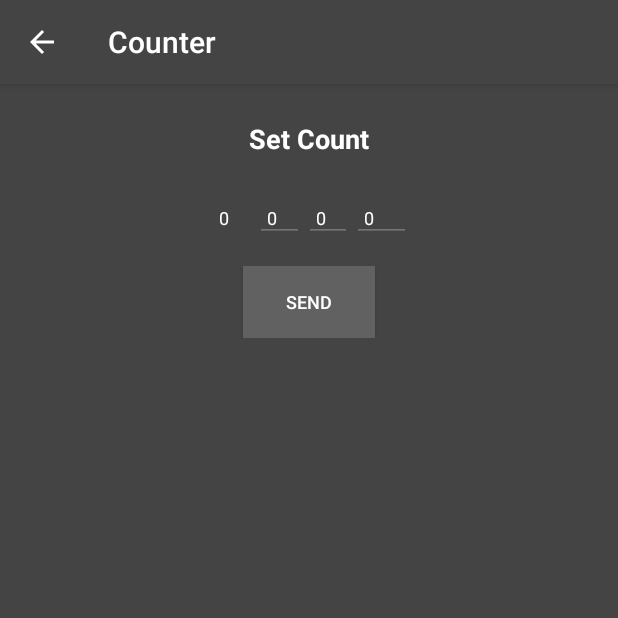
After one commit to EinfachRuwen/Counter, an Android app: the SetnumberActivity screen opened directly, with no data from a screen before it, on a phone screen of 412 x 824 dp, the top half of it. The commit adds this screen. Run offline under Robolectric (Android 15) with nearby library versions, the phone set to English and light mode, and no system bars.

Commit message:
Counter - Update - Set Number

```diff
--- a/src/app/src/main/AndroidManifest.xml
+++ b/src/app/src/main/AndroidManifest.xml
@@ -25,6 +25,12 @@
 			android:hardwareAccelerated="true"
 			android:supportsPictureInPicture="true"
 			android:screenOrientation="portrait"/>
+		<activity
+			android:name=".SetnumberActivity"
+			android:configChanges="orientation|screenSize|keyboardHidden|smallestScreenSize|screenLayout"
+			android:hardwareAccelerated="true"
+			android:supportsPictureInPicture="true"
+			android:screenOrientation="portrait"/>
 		<uses-library
 			android:name="org.apache.http.legacy"
 			android:required="false"/>
--- /dev/null
+++ b/src/app/src/main/java/dev/byzero/counter/SetnumberActivity.java
@@ -0,0 +1,203 @@
+package dev.byzero.counter;
+
+import androidx.appcompat.app.AppCompatActivity;
+import androidx.annotation.*;
+import androidx.appcompat.widget.Toolbar;
+import android.app.*;
+import android.os.*;
+import android.view.*;
+import android.view.View.*;
+import android.widget.*;
+import android.content.*;
+import android.graphics.*;
+import android.media.*;
+import android.net.*;
+import android.text.*;
+import android.util.*;
+import android.webkit.*;
+import android.animation.*;
+import android.view.animation.*;
+import java.util.*;
+import java.text.*;
+import android.app.Activity;
+import android.content.SharedPreferences;
+import android.content.Intent;
+import android.net.Uri;
+import java.util.Timer;
+import java.util.TimerTask;
+import android.view.View;
+
+public class SetnumberActivity extends AppCompatActivity {
+
+	private Timer _timer = new Timer();
+
+	private Toolbar _toolbar;
+
+	private LinearLayout linear15;
+	private LinearLayout linear16;
+	private LinearLayout linear19;
+	private LinearLayout linear20;
+	private TextView textview7;
+	private EditText t;
+	private EditText edittext1;
+	private EditText edittext2;
+	private EditText edittext3;
+	private Button button1;
+
+	private SharedPreferences settings;
+	private Intent i = new Intent();
+	private TimerTask time;
+	@Override
+	protected void onCreate(Bundle _savedInstanceState) {
+		super.onCreate(_savedInstanceState);
+		setContentView(R.layout.setnumber);
+		initialize(_savedInstanceState);
+		initializeLogic();
+	}
+
+	private void initialize(Bundle _savedInstanceState) {
+
+		_toolbar = (Toolbar) findViewById(R.id._toolbar);
+		setSupportActionBar(_toolbar);
+		getSupportActionBar().setDisplayHomeAsUpEnabled(true);
+		getSupportActionBar().setHomeButtonEnabled(true);
+		_toolbar.setNavigationOnClickListener(new View.OnClickListener() {
+			@Override
+			public void onClick(View _v) {
+				onBackPressed();
+			}
+		});
+		linear15 = (LinearLayout) findViewById(R.id.linear15);
+		linear16 = (LinearLayout) findViewById(R.id.linear16);
+		linear19 = (LinearLayout) findViewById(R.id.linear19);
+		linear20 = (LinearLayout) findViewById(R.id.linear20);
+		textview7 = (TextView) findViewById(R.id.textview7);
+		t = (EditText) findViewById(R.id.t);
+		edittext1 = (EditText) findViewById(R.id.edittext1);
+		edittext2 = (EditText) findViewById(R.id.edittext2);
+		edittext3 = (EditText) findViewById(R.id.edittext3);
+		button1 = (Button) findViewById(R.id.button1);
+		settings = getSharedPreferences("settings", Activity.MODE_PRIVATE);
+
+		button1.setOnClickListener(new View.OnClickListener() {
+			@Override
+			public void onClick(View _view) {
+				_zustandspeichern();
+				i.setClass(getApplicationContext(), MainActivity.class);
+				startActivity(i);
+			}
+		});
+	}
+	private void initializeLogic() {
+		t.setText(settings.getString("state_thousand", ""));
+		time = new TimerTask() {
+			@Override
+			public void run() {
+				runOnUiThread(new Runnable() {
+					@Override
+					public void run() {
+						edittext1.setText(settings.getString("state_hundred", ""));
+						time = new TimerTask() {
+							@Override
+							public void run() {
+								runOnUiThread(new Runnable() {
+									@Override
+									public void run() {
+										edittext2.setText(settings.getString("state_ten", ""));
+										time = new TimerTask() {
+											@Override
+											public void run() {
+												runOnUiThread(new Runnable() {
+													@Override
+													public void run() {
+														edittext3.setText(settings.getString("state_one", ""));
+													}
+												});
+											}
+										};
+										_timer.schedule(time, (int)(100));
+									}
+								});
+							}
+						};
+						_timer.schedule(time, (int)(100));
+					}
+				});
+			}
+		};
+		_timer.schedule(time, (int)(100));
+		SketchwareUtil.showMessage(getApplicationContext(), "Loaded the state from the local storage");
+	}
+
+	@Override
+	protected void onActivityResult(int _requestCode, int _resultCode, Intent _data) {
+
+		super.onActivityResult(_requestCode, _resultCode, _data);
+
+		switch (_requestCode) {
+
+			default:
+			break;
+		}
+	}
+
+	private void _zustandspeichern () {
+		settings.edit().putString("state_one", edittext3.getText().toString()).commit();
+		settings.edit().putString("state_ten", edittext2.getText().toString()).commit();
+		settings.edit().putString("state_hundred", edittext1.getText().toString()).commit();
+		settings.edit().putString("state_thousand", t.getText().toString()).commit();
+	}
+
+
+	@Deprecated
+	public void showMessage(String _s) {
+		Toast.makeText(getApplicationContext(), _s, Toast.LENGTH_SHORT).show();
+	}
+
+	@Deprecated
+	public int getLocationX(View _v) {
+		int _location[] = new int[2];
+		_v.getLocationInWindow(_location);
+		return _location[0];
+	}
+
+	@Deprecated
+	public int getLocationY(View _v) {
+		int _location[] = new int[2];
+		_v.getLocationInWindow(_location);
+		return _location[1];
+	}
+
+	@Deprecated
+	public int getRandom(int _min, int _max) {
+		Random random = new Random();
+		return random.nextInt(_max - _min + 1) + _min;
+	}
+
+	@Deprecated
+	public ArrayList<Double> getCheckedItemPositionsToArray(ListView _list) {
+		ArrayList<Double> _result = new ArrayList<Double>();
+		SparseBooleanArray _arr = _list.getCheckedItemPositions();
+		for (int _iIdx = 0; _iIdx < _arr.size(); _iIdx++) {
+			if (_arr.valueAt(_iIdx))
+			_result.add((double)_arr.keyAt(_iIdx));
+		}
+		return _result;
+	}
+
+	@Deprecated
+	public float getDip(int _input){
+		return TypedValue.applyDimension(TypedValue.COMPLEX_UNIT_DIP, _input, getResources().getDisplayMetrics());
+	}
+
+	@Deprecated
+	public int getDisplayWidthPixels(){
+		return getResources().getDisplayMetrics().widthPixels;
+	}
+
+	@Deprecated
+	public int getDisplayHeightPixels(){
+		return getResources().getDisplayMetrics().heightPixels;
+	}
+
+}
--- a/src/app/src/main/java/dev/byzero/counter/SettingsActivity.java
+++ b/src/app/src/main/java/dev/byzero/counter/SettingsActivity.java
@@ -125,7 +125,7 @@ public class SettingsActivity extends AppCompatActivity {
 			@Override
 			public void onClick(View _view) {
 				i.setAction(Intent.ACTION_VIEW);
-				i.setData(Uri.parse("https://counter.byzero.dev/github"));
+				i.setData(Uri.parse("https://github.com/byZeroOfficial/Counter"));
 				startActivity(i);
 			}
 		});
@@ -134,7 +134,7 @@ public class SettingsActivity extends AppCompatActivity {
 			@Override
 			public void onClick(View _view) {
 				i.setAction(Intent.ACTION_VIEW);
-				i.setData(Uri.parse("https://counter.byzero.dev/issue"));
+				i.setData(Uri.parse("https://github.com/byZeroOfficial/Counter/issues"));
 				startActivity(i);
 			}
 		});
--- /dev/null
+++ b/src/app/src/main/res/layout/setnumber.xml
@@ -0,0 +1,115 @@
+<androidx.coordinatorlayout.widget.CoordinatorLayout
+	xmlns:android="http://schemas.android.com/apk/res/android"
+	xmlns:app="http://schemas.android.com/apk/res-auto"
+	xmlns:tools="http://schemas.android.com/tools"
+	android:layout_width="match_parent"
+	android:layout_height="match_parent"
+	android:fitsSystemWindows="true">
+	<com.google.android.material.appbar.AppBarLayout
+		android:layout_width="match_parent"
+		android:layout_height="wrap_content"
+		android:theme="@style/AppTheme.AppBarOverlay">
+		<androidx.appcompat.widget.Toolbar
+			android:id="@+id/_toolbar"
+			android:layout_width="match_parent"
+			android:layout_height="?attr/actionBarSize"
+			app:popupTheme="@style/AppTheme.PopupOverlay"
+			app:layout_collapseMode="pin"/>
+	</com.google.android.material.appbar.AppBarLayout>
+	<LinearLayout
+		android:layout_width="match_parent"
+		android:layout_height="match_parent"
+		android:orientation="vertical"
+		app:layout_behavior="@string/appbar_scrolling_view_behavior">
+		<LinearLayout
+			android:id="@+id/linear15"
+			android:layout_width="match_parent"
+			android:layout_height="match_parent"
+			android:padding="8dp"
+			android:background="#444444"
+			android:orientation="vertical">
+			<LinearLayout
+				android:id="@+id/linear16"
+				android:layout_width="match_parent"
+				android:layout_height="wrap_content"
+				android:padding="8dp"
+				android:gravity="center_horizontal|center_vertical"
+				android:orientation="horizontal">
+				<TextView
+					android:id="@+id/textview7"
+					android:layout_width="wrap_content"
+					android:layout_height="wrap_content"
+					android:padding="8dp"
+					android:text="Set Count"
+					android:textSize="18sp"
+					android:textStyle="bold"
+					android:textColor="#FFFFFF"/>
+			</LinearLayout>
+			<LinearLayout
+				android:id="@+id/linear19"
+				android:layout_width="match_parent"
+				android:layout_height="wrap_content"
+				android:padding="8dp"
+				android:gravity="center_horizontal|center_vertical"
+				android:orientation="horizontal">
+				<EditText
+					android:id="@+id/t"
+					android:layout_width="wrap_content"
+					android:layout_height="wrap_content"
+					android:padding="8dp"
+					android:textSize="12sp"
+					android:textColor="#FFFFFF"
+					android:hint="TH"
+					android:textColorHint="#CFD8DC"
+					android:inputType="numberSigned"/>
+				<EditText
+					android:id="@+id/edittext1"
+					android:layout_width="wrap_content"
+					android:layout_height="wrap_content"
+					android:padding="8dp"
+					android:textSize="12sp"
+					android:textColor="#FFFFFF"
+					android:hint="HU"
+					android:textColorHint="#CFD8DC"
+					android:inputType="numberSigned"/>
+				<EditText
+					android:id="@+id/edittext2"
+					android:layout_width="wrap_content"
+					android:layout_height="wrap_content"
+					android:padding="8dp"
+					android:textSize="12sp"
+					android:textColor="#FFFFFF"
+					android:hint="TN"
+					android:textColorHint="#CFD8DC"
+					android:inputType="numberSigned"/>
+				<EditText
+					android:id="@+id/edittext3"
+					android:layout_width="wrap_content"
+					android:layout_height="wrap_content"
+					android:padding="8dp"
+					android:textSize="12sp"
+					android:textColor="#FFFFFF"
+					android:hint="ONE"
+					android:textColorHint="#CFD8DC"
+					android:inputType="numberSigned"/>
+			</LinearLayout>
+			<LinearLayout
+				android:id="@+id/linear20"
+				android:layout_width="match_parent"
+				android:layout_height="wrap_content"
+				android:padding="8dp"
+				android:gravity="center_horizontal|center_vertical"
+				android:orientation="horizontal">
+				<Button
+					android:id="@+id/button1"
+					android:layout_width="wrap_content"
+					android:layout_height="wrap_content"
+					android:padding="8dp"
+					android:background="#616161"
+					android:text="Send"
+					android:textSize="12sp"
+					android:textColor="#FFFFFF"/>
+			</LinearLayout>
+		</LinearLayout>
+	</LinearLayout>
+</androidx.coordinatorlayout.widget.CoordinatorLayout>
```
Also changed, not shown: src/app/src/main/java/dev/byzero/counter/MainActivity.java (+69 -0 lines).
